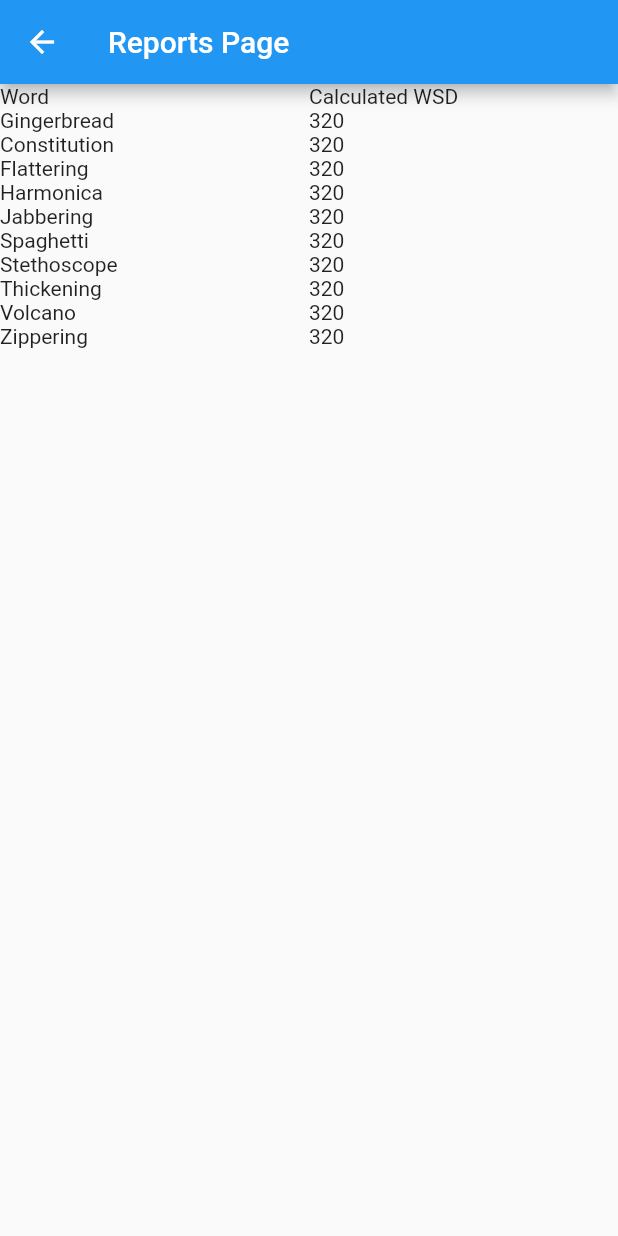
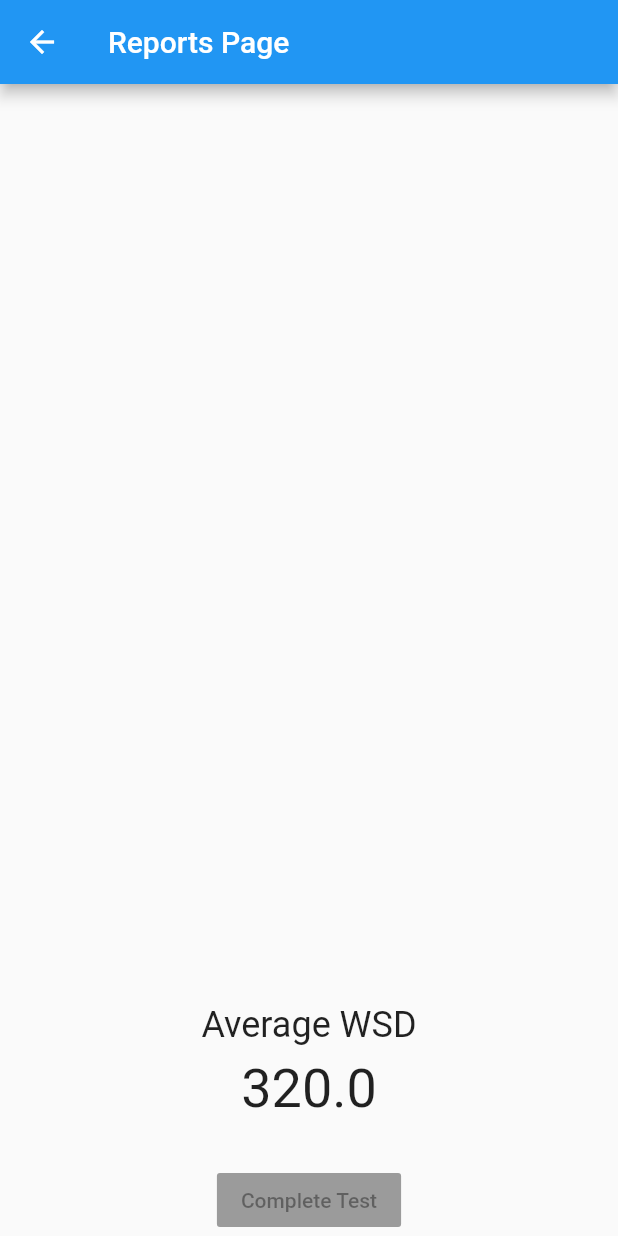
Before and after one commit to RyanRemer/project_apraxia, a Flutter app: the ReportsPage screen opened directly with empty values, on a phone screen of 412 x 824 dp. Run offline on Flutter 3.47's test engine with Material 2 defaults, Android fonts, the phone set to English and light mode, and no system bars; missing offline and left inert: amazon_cognito_identity_dart, audioplayer.

Commit message:
Finalize Reports page layout

```diff
--- a/lib/page/PromptsPage.dart
+++ b/lib/page/PromptsPage.dart
@@ -88,7 +88,7 @@ class _PromptsPageState extends State<PromptsPage> {
   }
 
   void _moveToReportsPage() {
-    Navigator.push(context, MaterialPageRoute(builder: (context) => ReportsPage(wsdReport)));
+    Navigator.push(context, MaterialPageRoute(builder: (context) => ReportsPage(wsdReport, prompts)));
   }
 
 }
--- a/lib/page/ReportsPage.dart
+++ b/lib/page/ReportsPage.dart
@@ -1,22 +1,33 @@
 import 'package:flutter/material.dart';
 import 'package:project_apraxia/data/WsdReport.dart';
+import 'package:project_apraxia/model/Attempt.dart';
+import 'package:project_apraxia/model/Prompt.dart';
 
 class ReportsPage extends StatefulWidget {
   final WsdReport wsdReport;
+  final List<Prompt> prompts;
 
-  ReportsPage(this.wsdReport, {Key key}) : super(key: key);
+  ReportsPage(this.wsdReport, this.prompts, {Key key}) : super(key: key);
 
   @override
-  _ReportsPageState createState() => _ReportsPageState(this.wsdReport);
+  _ReportsPageState createState() => _ReportsPageState(this.wsdReport, this.prompts);
 }
 
 class _ReportsPageState extends State<ReportsPage> {
   WsdReport wsdReport;
   bool loading;
+  List<Prompt> prompts;
+  Map<Prompt, Attempt> calculatedWSDs;
 
-  _ReportsPageState(WsdReport wsdReport) {
+  _ReportsPageState(WsdReport wsdReport, List<Prompt> prompts) {
     this.wsdReport = wsdReport;
+    this.prompts = prompts;
     loading = false;
+    calculatedWSDs = new Map();
+
+    for (final prompt in prompts) {
+      calculatedWSDs[prompt] = new Attempt("", 0.0);
+    }
   }
 
   @override
@@ -55,35 +66,47 @@ class _ReportsPageState extends State<ReportsPage> {
             appBar: AppBar(
               title: Text("Reports Page"),
             ),
-            body: Column(children: [
-              Table(children: [
-                TableRow(children: [Text("Word"), Text("Calculated WSD")]),
-                TableRow(children: [Text("Gingerbread"), Text("320")]),
-                TableRow(children: [
-                  Text("Constitution"),
-                  Text("320"),
-                ]),
-                TableRow(children: [Text("Flattering"), Text("320")]),
-                TableRow(children: [
-                  Text("Harmonica"),
-                  Text("320"),
-                ]),
-                TableRow(children: [Text("Jabbering"), Text("320")]),
-                TableRow(children: [
-                  Text("Spaghetti"),
-                  Text("320"),
-                ]),
-                TableRow(children: [Text("Stethoscope"), Text("320")]),
-                TableRow(children: [
-                  Text("Thickening"),
-                  Text("320"),
-                ]),
-                TableRow(children: [Text("Volcano"), Text("320")]),
-                TableRow(children: [
-                  Text("Zippering"),
-                  Text("320"),
-                ])
-              ])
-            ]));
+            body: Column(
+              children: <Widget>[
+                Expanded(
+                  flex: 4,
+                  child: ListView.builder(
+                    itemBuilder: (context, position) {
+                      return Card(
+                        child: Padding(
+                          padding: const EdgeInsets.all(16.0),
+                          child: Row(
+                            mainAxisAlignment: MainAxisAlignment.spaceBetween,
+                            children: <Widget>[
+                              Text(prompts[position].word),
+                              Text(calculatedWSDs[prompts[position]].WSD.toString())
+                            ],
+                          ),
+                        ),
+                      );
+                    },
+                    itemCount: prompts.length,
+                  ),
+                ),
+                Expanded(
+                    flex: 1,
+                    child: Column(
+                      mainAxisAlignment: MainAxisAlignment.center,
+                      crossAxisAlignment: CrossAxisAlignment.center,
+                      children: <Widget>[
+                        Padding(
+                          padding: const EdgeInsets.all(8.0),
+                          child: Text("Average WSD", style: TextStyle(fontSize: 24)),
+                        ),
+                        Text("320.0", style: TextStyle(fontSize: 36),),
+                      ],
+                    )
+                ),
+                RaisedButton(
+                  child: Text("Complete Test"),
+                  onPressed: null,
+                )
+              ],
+            ));
   }
 }
```
